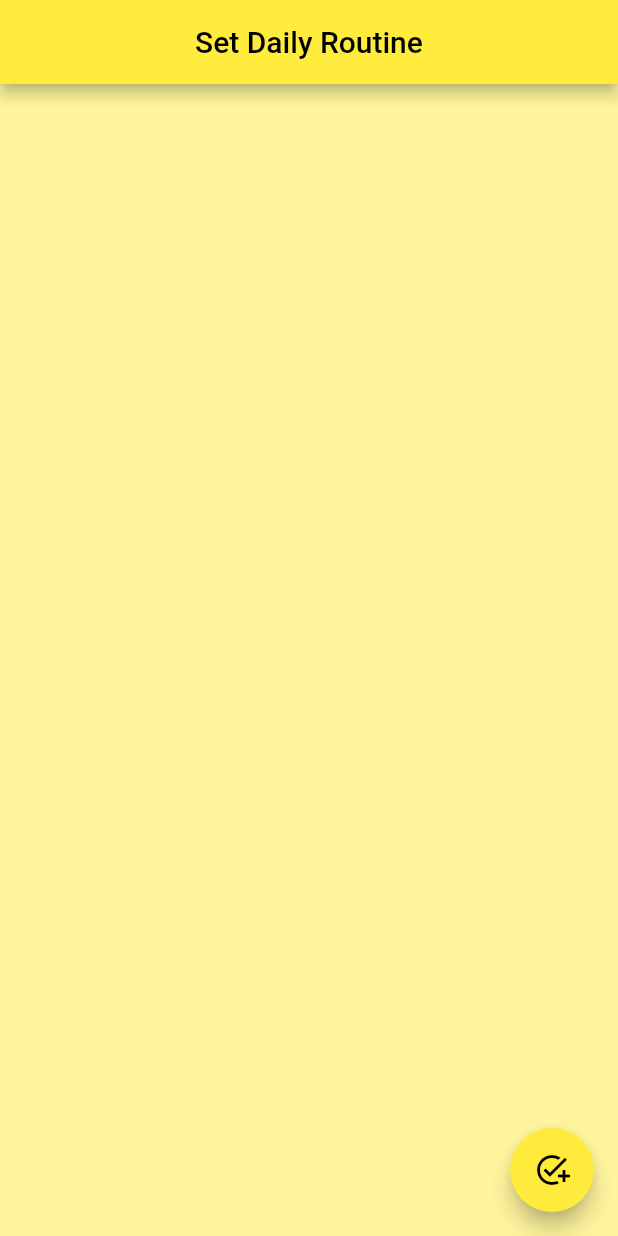
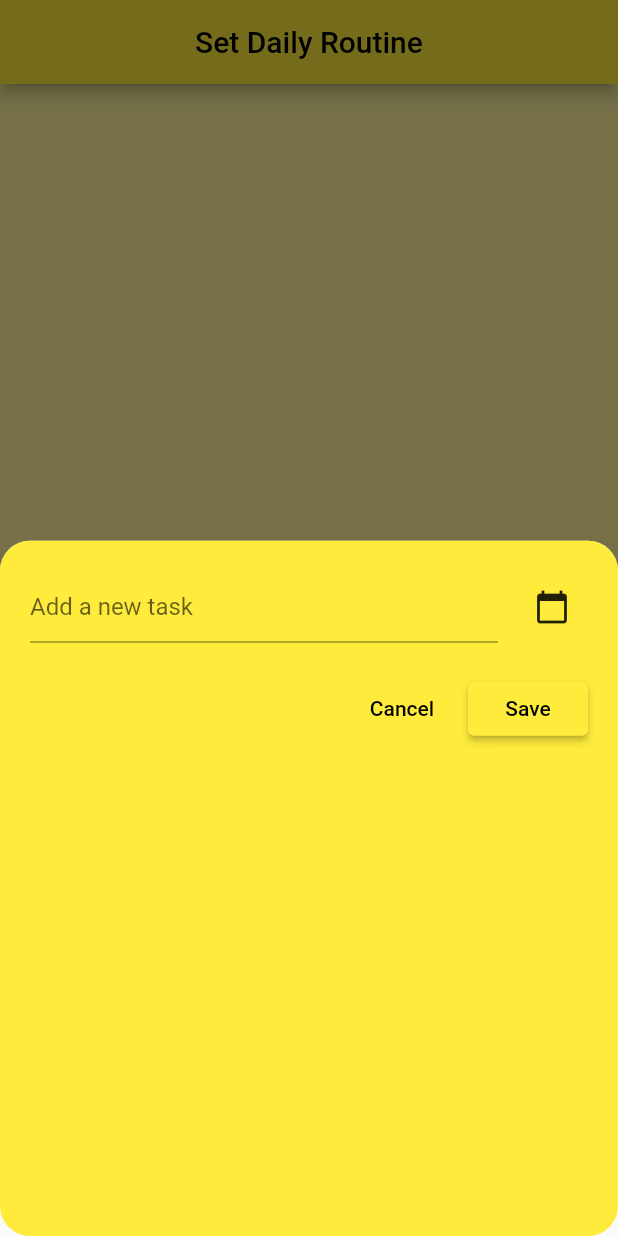
Before and after one commit to akibur-rahman/TO-DO-App, a Flutter app: the screen it shows after launch, after a tap on the "add task" icon, on a phone screen of 412 x 824 dp. Run offline on Flutter 3.47's test engine with Material 2 defaults, Android fonts, the phone set to English and light mode, and no system bars; our stand-ins replace flutter_slidable, hive_flutter; accounts and stored records are empty.

Commit message:
Update set_routine.dart

```diff
--- a/todo/lib/screens/set_routine.dart
+++ b/todo/lib/screens/set_routine.dart
@@ -19,9 +19,73 @@ class _SetRoutineState extends State<SetRoutine> {
       backgroundColor: Colors.yellow[200],
       body: Container(),
       floatingActionButton: FloatingActionButton(
-        onPressed: () {},
+        onPressed: () {
+          _showModealBottomSheet(context);
+        },
         child: Icon(Icons.add_task),
       ),
     );
   }
 }
+
+//create modeal bottom sheet
+void _showModealBottomSheet(BuildContext context) {
+  showModalBottomSheet(
+    shape: RoundedRectangleBorder(
+      borderRadius: BorderRadius.only(
+        topLeft: Radius.circular(20),
+        topRight: Radius.circular(20),
+      ),
+    ),
+    context: context,
+    builder: (context) => Container(
+      decoration: BoxDecoration(
+        color: Colors.yellow,
+        borderRadius: BorderRadius.circular(20),
+      ),
+      child: Padding(
+        padding: EdgeInsets.all(20),
+        child: Column(
+          children: [
+            Row(
+              children: [
+                Expanded(
+                  child: TextField(
+                    decoration: InputDecoration(
+                      hintText: "Add a new task",
+                    ),
+                  ),
+                ),
+                SizedBox(width: 12),
+                IconButton(
+                  onPressed: () {},
+                  icon: Icon(Icons.calendar_today),
+                ),
+              ],
+            ),
+            SizedBox(height: 20),
+            Row(
+              mainAxisAlignment: MainAxisAlignment.end,
+              children: [
+                TextButton(
+                  onPressed: () {
+                    Navigator.of(context).pop();
+                  },
+                  child: Text("Cancel", style: TextStyle(color: Colors.black)),
+                ),
+                SizedBox(width: 12),
+                SizedBox(
+                  width: 80,
+                  child: ElevatedButton(
+                    onPressed: () {},
+                    child: Text("Save", style: TextStyle(color: Colors.black)),
+                  ),
+                ),
+              ],
+            ),
+          ],
+        ),
+      ),
+    ),
+  );
+}
```
